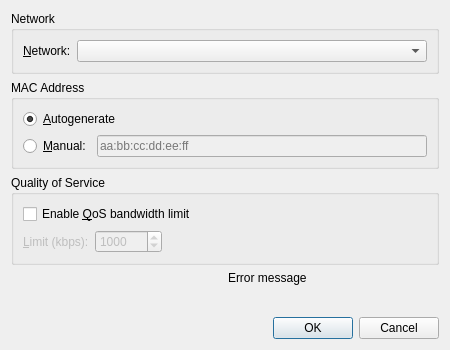
benapetr/XenAdminQt, file src/xenadmin-ui/dialogs/vifdialog.ui: the form before one commit.
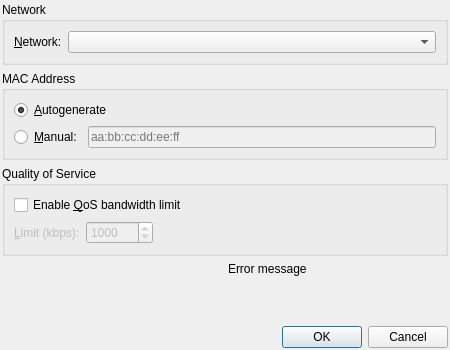
The form after the commit. Icons and pictures are not drawn.

What changed in the file:
```diff
--- a/src/xenadmin-ui/dialogs/vifdialog.ui
+++ b/src/xenadmin-ui/dialogs/vifdialog.ui
@@ -14,6 +14,18 @@
    <string>Virtual Network Interface</string>
   </property>
   <layout class="QVBoxLayout" name="verticalLayout">
+   <property name="leftMargin">
+    <number>2</number>
+   </property>
+   <property name="topMargin">
+    <number>2</number>
+   </property>
+   <property name="rightMargin">
+    <number>2</number>
+   </property>
+   <property name="bottomMargin">
+    <number>2</number>
+   </property>
    <item>
     <widget class="QGroupBox" name="groupBoxNetwork">
      <property name="title">
```
Left out of the diff: 26 changed lines with no effect on the pictures.
